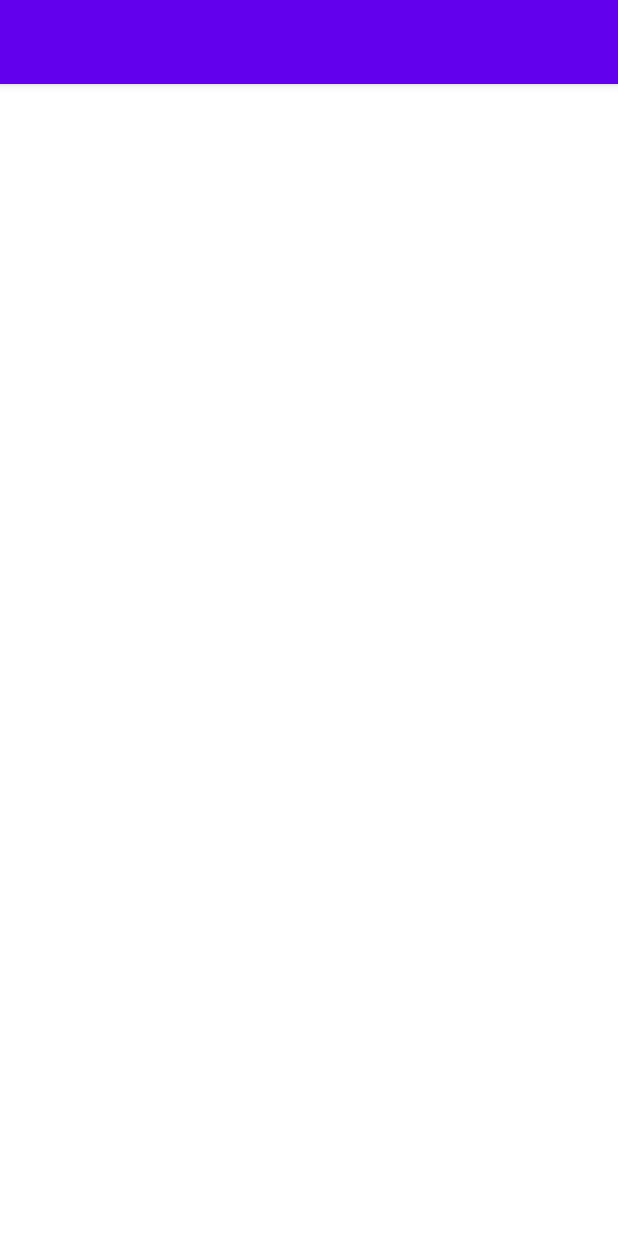
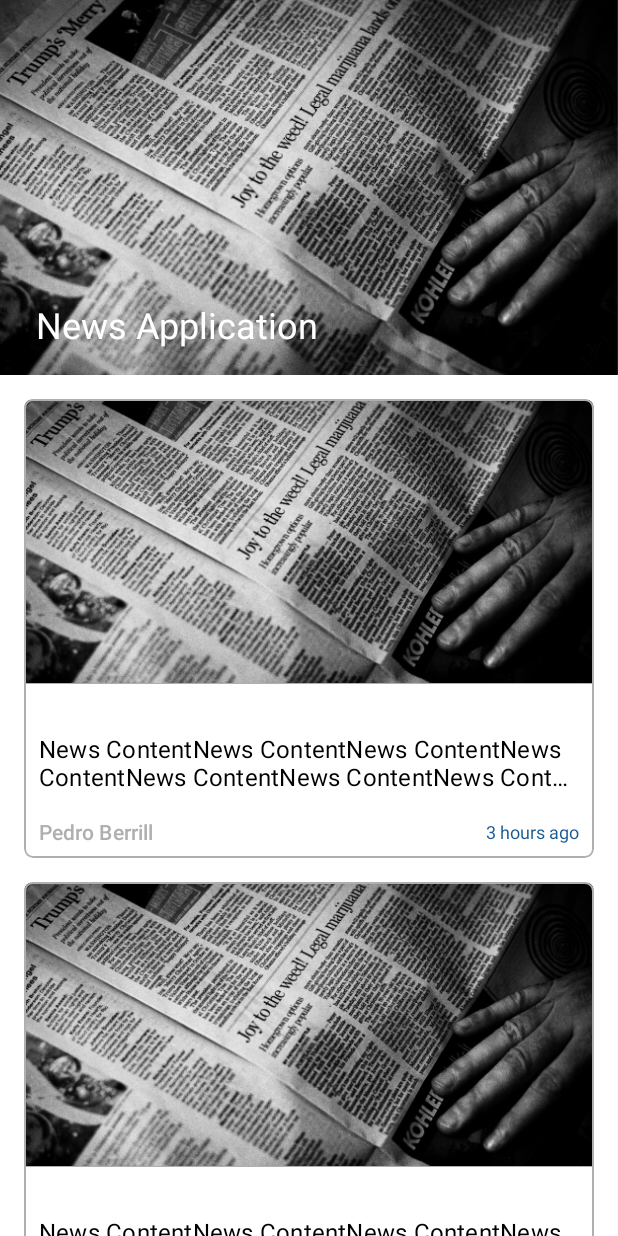
Before and after one commit to JaesungLeee/wanted_preonboarding_android, an Android app: the layout fragment_news.xml on its own in the app's theme, with its tools: preview values and no code run, on a phone screen of 412 x 824 dp. Run offline under Robolectric (Android 15) with nearby library versions, the phone set to English and light mode, and no system bars.

Commit message:
[UI] News 화면 레이아웃 구현

```diff
--- a/app/src/main/res/layout/fragment_news.xml
+++ b/app/src/main/res/layout/fragment_news.xml
@@ -1,6 +1,7 @@
 <?xml version="1.0" encoding="utf-8"?>
 <layout xmlns:android="http://schemas.android.com/apk/res/android"
-    xmlns:app="http://schemas.android.com/apk/res-auto">
+    xmlns:app="http://schemas.android.com/apk/res-auto"
+    xmlns:tools="http://schemas.android.com/tools">
 
     <data>
 
@@ -11,32 +12,47 @@
         android:layout_height="match_parent">
 
         <com.google.android.material.appbar.AppBarLayout
+            android:id="@+id/abl_news"
             android:layout_width="match_parent"
-            android:layout_height="wrap_content">
+            android:layout_height="250dp">
 
             <com.google.android.material.appbar.CollapsingToolbarLayout
                 android:layout_width="match_parent"
                 android:layout_height="match_parent"
                 app:collapsedTitleTextAppearance="@style/CollapsingToolbar.Collapsed.Title"
-                app:contentScrim="@color/white"
+                app:contentScrim="?attr/colorPrimary"
                 app:expandedTitleMarginBottom="24dp"
                 app:expandedTitleMarginStart="24dp"
                 app:expandedTitleTextAppearance="@style/CollapsingToolbar.Expanded.Title"
-                app:layout_scrollFlags="scroll|exitUntilCollapsed|snap">
+                app:layout_scrollFlags="scroll|exitUntilCollapsed">
+
+                <androidx.appcompat.widget.AppCompatImageView
+                    android:id="@+id/iv_news"
+                    android:layout_width="match_parent"
+                    android:layout_height="match_parent"
+                    android:scaleType="centerCrop"
+                    android:src="@drawable/img_news"
+                    app:layout_collapseMode="parallax" />
 
                 <com.google.android.material.appbar.MaterialToolbar
-                    style="@style/Widget.MaterialComponents.Toolbar.Primary"
+                    android:id="@+id/tb_news"
                     android:layout_width="match_parent"
-                    android:layout_height="wrap_content"
+                    android:layout_height="?attr/actionBarSize"
                     app:layout_collapseMode="pin"
-                    app:title="MaterialDesign" />
+                    app:title="News Application"
+                    app:titleTextAppearance="@style/TextHeadLine5.White" />
             </com.google.android.material.appbar.CollapsingToolbarLayout>
         </com.google.android.material.appbar.AppBarLayout>
 
         <androidx.recyclerview.widget.RecyclerView
+            android:id="@+id/rv_news"
             android:layout_width="match_parent"
             android:layout_height="match_parent"
-            app:layout_behavior="@string/appbar_scrolling_view_behavior" />
+            android:orientation="vertical"
+            android:layout_marginTop="8dp"
+            app:layoutManager="androidx.recyclerview.widget.LinearLayoutManager"
+            app:layout_behavior="@string/appbar_scrolling_view_behavior"
+            tools:listitem="@layout/item_news"/>
 
     </androidx.coordinatorlayout.widget.CoordinatorLayout>
 </layout>
--- /dev/null
+++ b/app/src/main/res/layout/item_news.xml
@@ -0,0 +1,92 @@
+<?xml version="1.0" encoding="utf-8"?>
+<layout xmlns:android="http://schemas.android.com/apk/res/android"
+    xmlns:app="http://schemas.android.com/apk/res-auto"
+    xmlns:tools="http://schemas.android.com/tools">
+
+    <data>
+
+    </data>
+
+    <androidx.constraintlayout.widget.ConstraintLayout
+        android:layout_width="match_parent"
+        android:layout_height="wrap_content"
+        android:paddingStart="16dp"
+        android:paddingTop="8dp"
+        android:paddingEnd="16dp"
+        android:paddingBottom="8dp">
+
+        <com.google.android.material.card.MaterialCardView
+            android:id="@+id/cv_news"
+            android:layout_width="match_parent"
+            android:layout_height="match_parent"
+            app:cardCornerRadius="6dp"
+            app:layout_constraintEnd_toEndOf="parent"
+            app:layout_constraintStart_toStartOf="parent"
+            app:layout_constraintTop_toTopOf="parent"
+            app:strokeColor="@color/grey"
+            app:strokeWidth="1dp">
+
+            <androidx.constraintlayout.widget.ConstraintLayout
+                android:id="@+id/cl_news"
+                android:layout_width="match_parent"
+                android:layout_height="match_parent"
+                android:paddingBottom="8dp">
+
+                <com.google.android.material.imageview.ShapeableImageView
+                    android:id="@+id/iv_news"
+                    android:layout_width="match_parent"
+                    android:layout_height="0dp"
+                    android:scaleType="centerCrop"
+                    app:layout_constraintDimensionRatio="2:1"
+                    app:layout_constraintEnd_toEndOf="parent"
+                    app:layout_constraintStart_toStartOf="parent"
+                    app:layout_constraintTop_toTopOf="parent"
+                    app:strokeColor="@color/grey"
+                    app:strokeWidth="1dp"
+                    tools:src="@drawable/img_news" />
+
+                <androidx.appcompat.widget.AppCompatTextView
+                    android:id="@+id/tv_content"
+                    style="@style/TextSubtitle1.Black"
+                    android:layout_width="0dp"
+                    android:layout_height="wrap_content"
+                    android:layout_marginStart="10dp"
+                    android:layout_marginTop="32dp"
+                    android:layout_marginEnd="10dp"
+                    android:ellipsize="end"
+                    android:maxLines="2"
+                    app:layout_constraintEnd_toEndOf="parent"
+                    app:layout_constraintStart_toStartOf="parent"
+                    app:layout_constraintTop_toBottomOf="@id/iv_news"
+                    tools:text="News ContentNews ContentNews ContentNews ContentNews ContentNews ContentNews ContentNews ContentNews ContentNews ContentNews Content" />
+
+                <androidx.appcompat.widget.AppCompatTextView
+                    android:id="@+id/tv_author"
+                    style="@style/TextSubtitle2.Grey"
+                    android:layout_width="0dp"
+                    android:layout_height="wrap_content"
+                    android:layout_marginStart="10dp"
+                    android:layout_marginTop="16dp"
+                    android:layout_marginEnd="10dp"
+                    app:layout_constraintEnd_toStartOf="@id/tv_news_time"
+                    app:layout_constraintStart_toStartOf="parent"
+                    app:layout_constraintTop_toBottomOf="@id/tv_content"
+                    tools:text="Pedro Berrill" />
+
+                <androidx.appcompat.widget.AppCompatTextView
+                    android:id="@+id/tv_news_time"
+                    style="@style/TextSubtitle3.Blue"
+                    android:layout_width="wrap_content"
+                    android:layout_height="wrap_content"
+                    android:layout_marginEnd="10dp"
+                    app:layout_constraintBottom_toBottomOf="@id/tv_author"
+                    app:layout_constraintEnd_toEndOf="parent"
+                    app:layout_constraintTop_toTopOf="@id/tv_author"
+                    tools:text="3 hours ago" />
+
+            </androidx.constraintlayout.widget.ConstraintLayout>
+        </com.google.android.material.card.MaterialCardView>
+
+
+    </androidx.constraintlayout.widget.ConstraintLayout>
+</layout>
--- a/app/src/main/res/values-night/themes.xml
+++ b/app/src/main/res/values-night/themes.xml
@@ -1,13 +1,13 @@
 <resources xmlns:tools="http://schemas.android.com/tools">
     <!-- Base application theme. -->
-    <style name="Theme.Wanted_preonboarding_android" parent="Theme.MaterialComponents.DayNight.DarkActionBar">
+    <style name="Theme.Wanted_preonboarding_android" parent="Theme.MaterialComponents.DayNight.NoActionBar">
         <!-- Primary brand color. -->
-        <item name="colorPrimary">@color/purple_200</item>
-        <item name="colorPrimaryVariant">@color/purple_700</item>
+        <item name="colorPrimary">@color/blue</item>
+        <item name="colorPrimaryVariant">@color/blue</item>
         <item name="colorOnPrimary">@color/black</item>
         <!-- Secondary brand color. -->
-        <item name="colorSecondary">@color/teal_200</item>
-        <item name="colorSecondaryVariant">@color/teal_200</item>
+        <item name="colorSecondary">@color/yellow</item>
+        <item name="colorSecondaryVariant">@color/yellow</item>
         <item name="colorOnSecondary">@color/black</item>
         <!-- Status bar color. -->
         <item name="android:statusBarColor" tools:targetApi="l">?attr/colorPrimaryVariant</item>
--- a/app/src/main/res/values/styles.xml
+++ b/app/src/main/res/values/styles.xml
@@ -17,12 +17,24 @@
         <item name="android:textSize">16dp</item>
     </style>
 
+    <style name="TextSubtitle1.Black">
+        <item name="android:textColor">@color/black</item>
+    </style>
+
     <style name="TextSubtitle2" parent="TextAppearance.MaterialComponents.Subtitle2">
         <item name="android:textSize">14dp</item>
     </style>
 
+    <style name="TextSubtitle2.Grey" parent="TextAppearance.MaterialComponents.Subtitle2">
+        <item name="android:textColor">@color/grey</item>
+    </style>
+
     <style name="TextSubtitle3">
         <item name="android:textSize">12dp</item>
+    </style>
+
+    <style name="TextSubtitle3.Blue">
+        <item name="android:textColor">@color/blue</item>
     </style>
 
     <style name="TextCaption">
--- a/app/src/main/res/values/themes.xml
+++ b/app/src/main/res/values/themes.xml
@@ -1,13 +1,13 @@
 <resources xmlns:tools="http://schemas.android.com/tools">
     <!-- Base application theme. -->
-    <style name="Theme.Wanted_preonboarding_android" parent="Theme.MaterialComponents.DayNight.DarkActionBar">
+    <style name="Theme.Wanted_preonboarding_android" parent="Theme.MaterialComponents.DayNight.NoActionBar">
         <!-- Primary brand color. -->
-        <item name="colorPrimary">@color/purple_500</item>
-        <item name="colorPrimaryVariant">@color/purple_700</item>
+        <item name="colorPrimary">@color/blue</item>
+        <item name="colorPrimaryVariant">@color/blue</item>
         <item name="colorOnPrimary">@color/white</item>
         <!-- Secondary brand color. -->
-        <item name="colorSecondary">@color/teal_200</item>
-        <item name="colorSecondaryVariant">@color/teal_700</item>
+        <item name="colorSecondary">@color/yellow</item>
+        <item name="colorSecondaryVariant">@color/yellow</item>
         <item name="colorOnSecondary">@color/black</item>
         <!-- Status bar color. -->
         <item name="android:statusBarColor" tools:targetApi="l">?attr/colorPrimaryVariant</item>
```
Also changed, not shown: app/src/main/res/drawable-hdpi/img_news.png (added), app/src/main/res/drawable-mdpi/img_news.png (added), app/src/main/res/drawable-xhdpi/img_news.png (added), app/src/main/res/drawable-xxhdpi/img_news.png (added), 1 other file.
